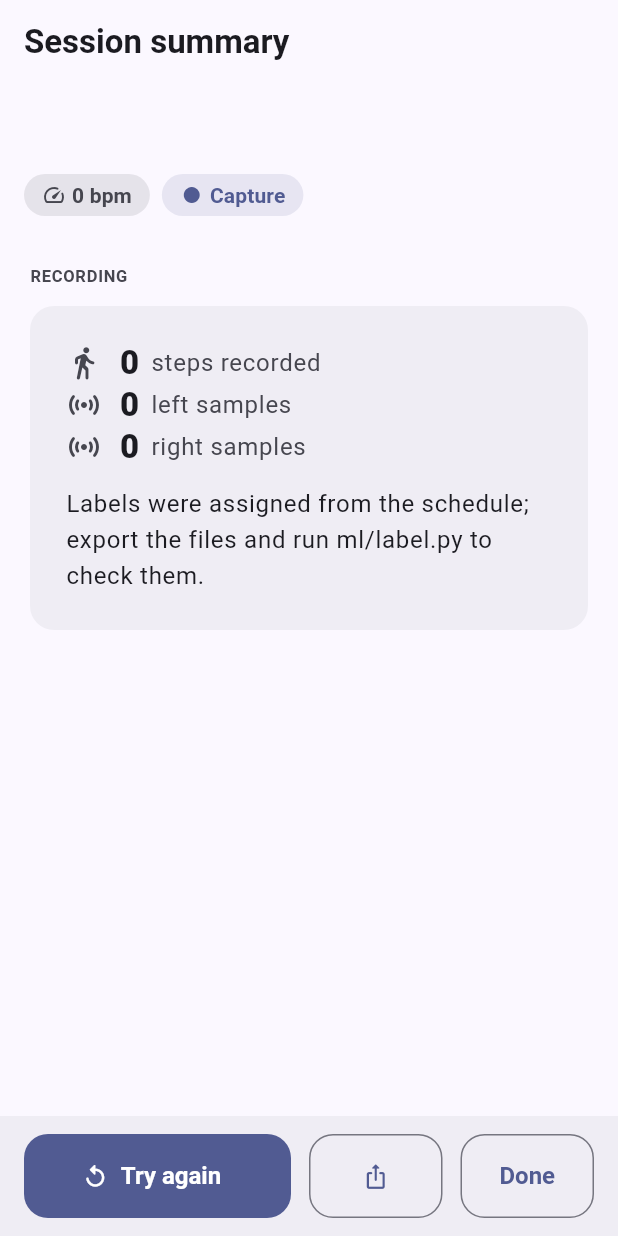
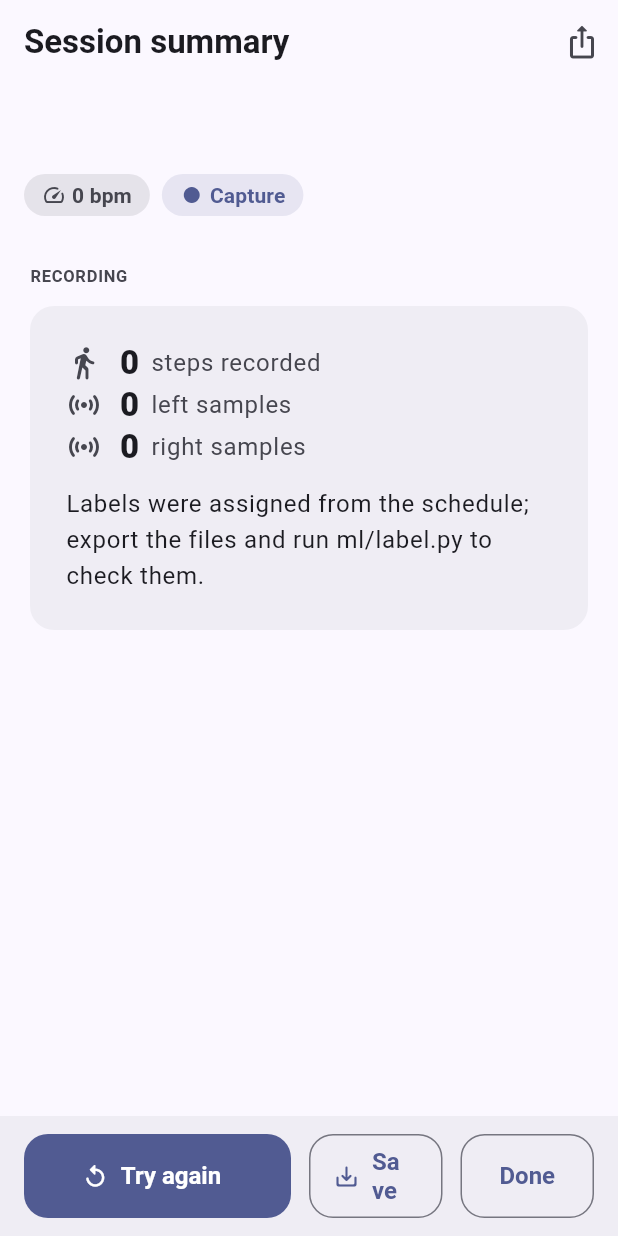
Before and after one commit to kaikino/dance-trainer, a Flutter app: the SummaryScreen screen opened directly with empty values, after a tap on the "ios share" icon, on a phone screen of 412 x 824 dp. Run offline on Flutter 3.47's test engine with Material 3 defaults, Android fonts, the phone set to English and light mode, and no system bars; our stand-ins replace flutter_blue_plus, just_audio, share_plus; missing offline and left inert: audio_session.

Commit message:
Summary: one Save button keeps a run in Documents/DanceTrainer
Every run is already recorded in the app's private folder, which a
computer can't reach and which goes with the app. Save copies the run's
files to Documents/DanceTrainer/<session> on shared storage (Files app,
USB, survives reinstalling). Sharing moves to an app-bar icon.

```diff
--- a/app/lib/screens/summary_screen.dart
+++ b/app/lib/screens/summary_screen.dart
@@ -69,6 +69,9 @@ String timingAdvice(double? meanMs) => switch (meanMs?.roundToDouble()) {
 class _SummaryScreenState extends State<SummaryScreen> {
   HistoryEntry? _self, _previous;
 
+  /// null while saving; true once this run is in Documents/DanceTrainer.
+  bool? _saved = false;
+
   NodeManager get manager => widget.manager;
   Preset get preset => widget.preset;
   SessionKind get kind => widget.kind;
@@ -80,6 +83,9 @@ class _SummaryScreenState extends State<SummaryScreen> {
   void initState() {
     super.initState();
     if (kind != SessionKind.capture) _loadHistory();
+    recorder.isSaved().then((v) {
+      if (mounted && v) setState(() => _saved = true);
+    });
   }
 
   Future<void> _loadHistory() async {
@@ -98,6 +104,24 @@ class _SummaryScreenState extends State<SummaryScreen> {
         ),
       );
 
+  /// Keeps this run: copies its files to Documents/DanceTrainer/<session> on
+  /// the tablet. (Every run is recorded in the app's own folder anyway; that
+  /// one is not reachable from a computer and goes with the app.)
+  Future<void> _save() async {
+    setState(() => _saved = null);
+    final messenger = ScaffoldMessenger.of(context);
+    try {
+      await recorder.saveToDevice();
+      if (!mounted) return;
+      setState(() => _saved = true);
+      messenger.showSnackBar(SnackBar(content: Text('Saved to Documents/DanceTrainer/${recorder.sessionId}')));
+    } catch (e) {
+      if (!mounted) return;
+      setState(() => _saved = false);
+      messenger.showSnackBar(SnackBar(content: Text('Could not save: $e')));
+    }
+  }
+
   Future<void> _export() => Share.shareXFiles(
         [for (final f in recorder.files) XFile(f.path)],
         subject: 'Dance Trainer session ${recorder.sessionId}',
@@ -107,7 +131,13 @@ class _SummaryScreenState extends State<SummaryScreen> {
   Widget build(BuildContext context) {
     final theme = Theme.of(context);
     return Scaffold(
-      appBar: AppBar(title: const Text('Session summary')),
+      appBar: AppBar(
+        title: const Text('Session summary'),
+        actions: [
+          // Sharing the files (email, Drive, …) is still here, out of the way.
+          IconButton(onPressed: _export, icon: const Icon(Icons.ios_share_rounded), tooltip: 'Share the files'),
+        ],
+      ),
       bottomNavigationBar: BottomActions(
         maxWidth: 1100,
         children: [
@@ -116,17 +146,15 @@ class _SummaryScreenState extends State<SummaryScreen> {
             icon: const Icon(Icons.replay_rounded),
             label: const Text('Try again'),
           ),
-          // Icon only on a phone, where the word does not fit.
-          MediaQuery.sizeOf(context).width < 600
-              ? OutlinedButton(
-                  onPressed: _export,
-                  child: const Icon(Icons.ios_share_rounded, semanticLabel: 'Export'),
-                )
-              : OutlinedButton.icon(
-                  onPressed: _export,
-                  icon: const Icon(Icons.ios_share_rounded),
-                  label: const Text('Export'),
-                ),
+          OutlinedButton.icon(
+            onPressed: _saved == false ? _save : null,
+            icon: switch (_saved) {
+              null => const SizedBox.square(dimension: 18, child: CircularProgressIndicator(strokeWidth: 2)),
+              true => const Icon(Icons.check_rounded),
+              false => const Icon(Icons.save_alt_rounded),
+            },
+            label: Text(_saved == true ? 'Saved' : 'Save'),
+          ),
           OutlinedButton(
             onPressed: () => Navigator.popUntil(context, (r) => r.isFirst),
             child: const Text('Done'),
--- a/app/lib/store/session_store.dart
+++ b/app/lib/store/session_store.dart
@@ -258,4 +258,40 @@ class SessionRecorder {
         for (final name in ['session.json', 'L.csv', 'R.csv', 'events.csv'])
           if (File('${dir.path}/$name').existsSync()) File('${dir.path}/$name'),
       ];
+
+  /// Where [saveToDevice] puts this session: Documents/DanceTrainer/<id> on
+  /// the device's shared storage, which the Files app and a USB cable can
+  /// reach and which survives reinstalling the app (the app's own folder,
+  /// where every session is recorded, does neither).
+  Future<Directory> savedDir() async => Directory('${await sharedRoot()}/$sessionId');
+
+  bool _saved = false;
+  Future<bool> isSaved() async {
+    if (_saved) return true;
+    try {
+      return await (await savedDir()).exists();
+    } catch (_) {
+      return false; // no shared storage (tests, desktop)
+    }
+  }
+
+  /// Copies the session's files to [savedDir]. Returns the folder.
+  Future<Directory> saveToDevice() async {
+    final out = await savedDir();
+    await out.create(recursive: true);
+    for (final f in files) {
+      await f.copy('${out.path}/${f.uri.pathSegments.last}');
+    }
+    _saved = true;
+    return out;
+  }
+
+  /// Documents/DanceTrainer on shared storage. Android 11+ lets an app create
+  /// files there without a permission.
+  static Future<String> sharedRoot() async {
+    final ext = await getExternalStorageDirectory(); // .../Android/data/<pkg>/files
+    final i = ext?.path.indexOf('/Android/') ?? -1;
+    final root = i > 0 ? ext!.path.substring(0, i) : '/storage/emulated/0';
+    return '$root/Documents/DanceTrainer';
+  }
 }
```
